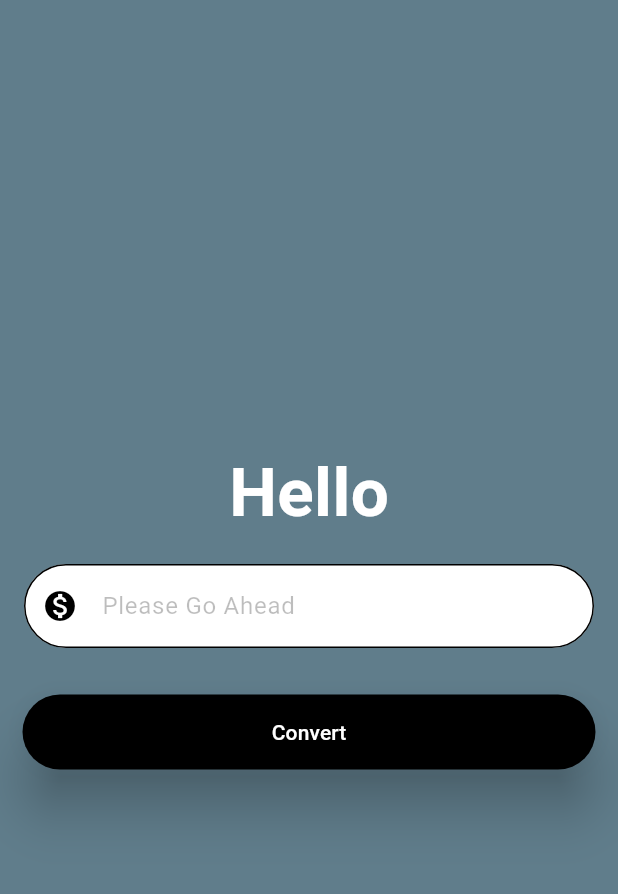
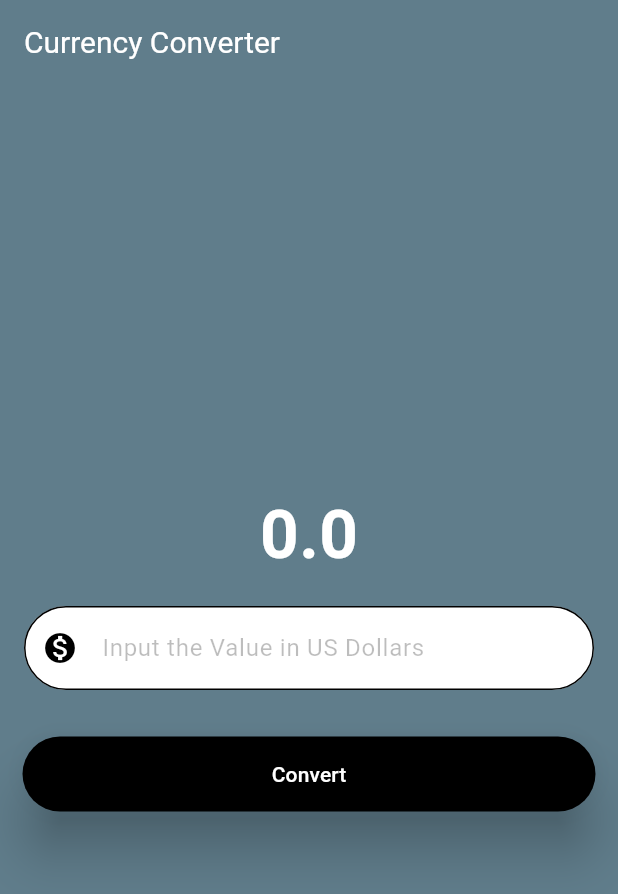
Before and after one commit to g-magdy/currency_converter, a Flutter app: the screen it shows after launch, after a tap on "Convert", on a phone screen of 412 x 824 dp. Shown: the top 894 px of the screen. Run offline on Flutter 3.47's test engine with Material 3 defaults, Android fonts, the phone set to English and light mode, and no system bars.

Commit message:
all before stateful widget

```diff
--- a/lib/pages/currency_converter_material_page.dart
+++ b/lib/pages/currency_converter_material_page.dart
@@ -1,11 +1,19 @@
 import 'package:flutter/foundation.dart';
 import 'package:flutter/material.dart';
+
+// 1. Create a variable that stores the converted currency values
+// 2. create a function that multiplies the input value by (x)
+// 3. store the result
+// 4. display the result
 
 class CurrencyConverterMaterialPage extends StatelessWidget {
   const CurrencyConverterMaterialPage({super.key});
 
   @override
   Widget build(BuildContext context) {
+    double result = 0;
+    final TextEditingController textEditingController = TextEditingController();
+
     const border = OutlineInputBorder(
       borderSide: BorderSide(color: Color(0xFF000000)),
       borderRadius: BorderRadius.all(
@@ -15,13 +23,21 @@ class CurrencyConverterMaterialPage extends StatelessWidget {
 
     return Scaffold(
       backgroundColor: Colors.blueGrey,
+      appBar: AppBar(
+        backgroundColor: Colors.blueGrey,
+        title: const Text("Currency Converter"),
+        titleTextStyle: const TextStyle(
+          color: Colors.white,
+          fontSize: 20,
+        ),
+      ),
       body: Center(
         child: Column(
           mainAxisAlignment: MainAxisAlignment.center,
           children: [
-            const Text(
-              'Hello',
-              style: TextStyle(
+            Text(
+              result.toString(),
+              style: const TextStyle(
                   fontSize: 45,
                   fontWeight: FontWeight.bold,
                   color: Colors.white),
@@ -29,15 +45,16 @@ class CurrencyConverterMaterialPage extends StatelessWidget {
             Container(
               padding: const EdgeInsets.all(8.0),
               margin: const EdgeInsets.all(8.0),
-              child: const TextField(
+              child: TextField(
+                controller: textEditingController,
                 cursorColor: Colors.white,
-                style: TextStyle(color: Colors.black),
-                decoration: InputDecoration(
+                style: const TextStyle(color: Colors.black),
+                decoration: const InputDecoration(
                   filled: true,
                   fillColor: Colors.white,
                   prefixIcon: Icon(Icons.monetization_on),
                   prefixIconColor: Colors.black,
-                  hintText: "Please Go Ahead ",
+                  hintText: "Input the Value in US Dollars ",
                   hintStyle: TextStyle(color: Colors.black26),
                   focusedBorder: border,
                   enabledBorder: border,
@@ -50,7 +67,7 @@ class CurrencyConverterMaterialPage extends StatelessWidget {
               child: ElevatedButton(
                 onPressed: () {
                   if (kDebugMode) {
-                    print("Button Clicked");
+                    result = double.parse(textEditingController.text) * 50;
                   }
                 },
                 style: ElevatedButton.styleFrom(
```
